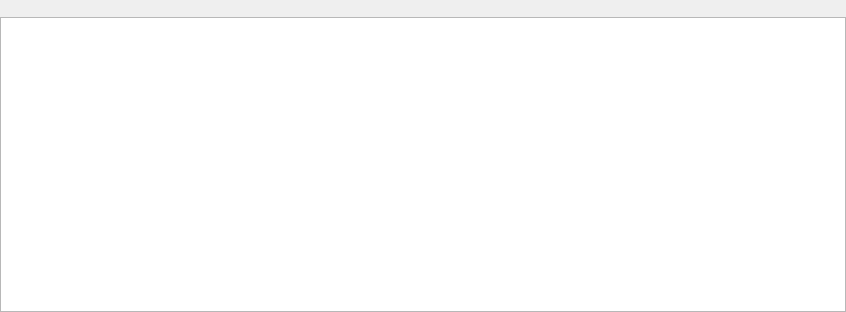
Old version of the form src/ui/qgsrichtexteditorbase.ui in the repository qgis/QGIS.
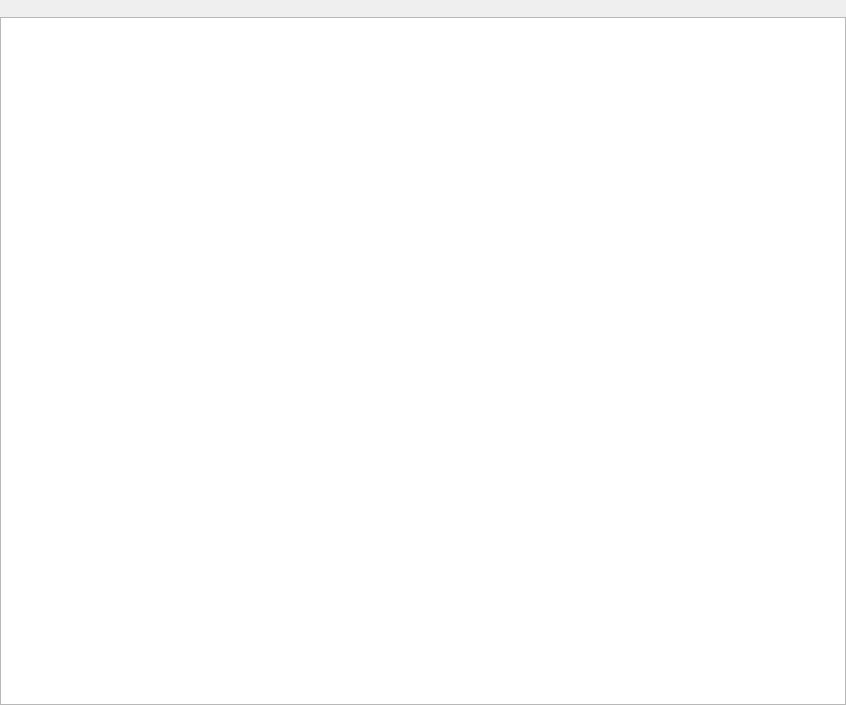
New version of the form. Icons and pictures are not drawn. Custom widgets are drawn as their Qt base class.

Commit message:
Use font button in annotation widgets instead of full text format widget
The widgets were getting very complex, this reduces the amount
of controls shown in the dock

What changed in the file:
```diff
--- a/src/ui/qgsrichtexteditorbase.ui
+++ b/src/ui/qgsrichtexteditorbase.ui
@@ -7,7 +7,7 @@
     <x>0</x>
     <y>0</y>
     <width>846</width>
-    <height>312</height>
+    <height>705</height>
    </rect>
   </property>
   <property name="windowTitle">
```
Left out of the diff: 2 changed lines with no effect on the pictures. The commit also changes 5 other files.
